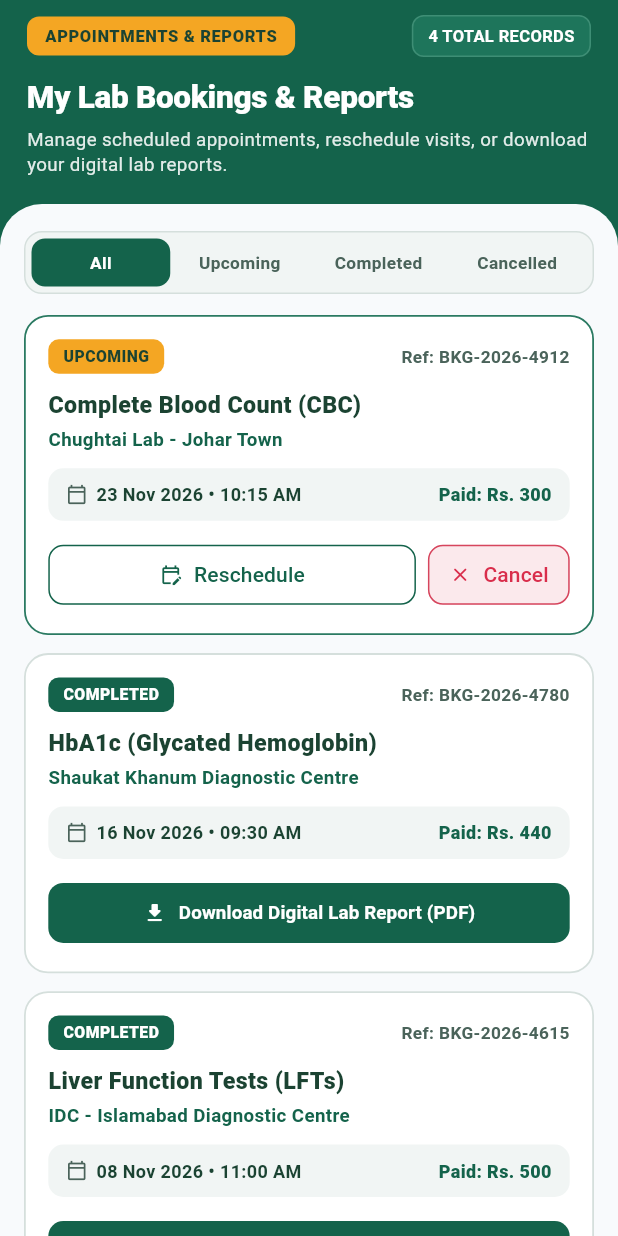
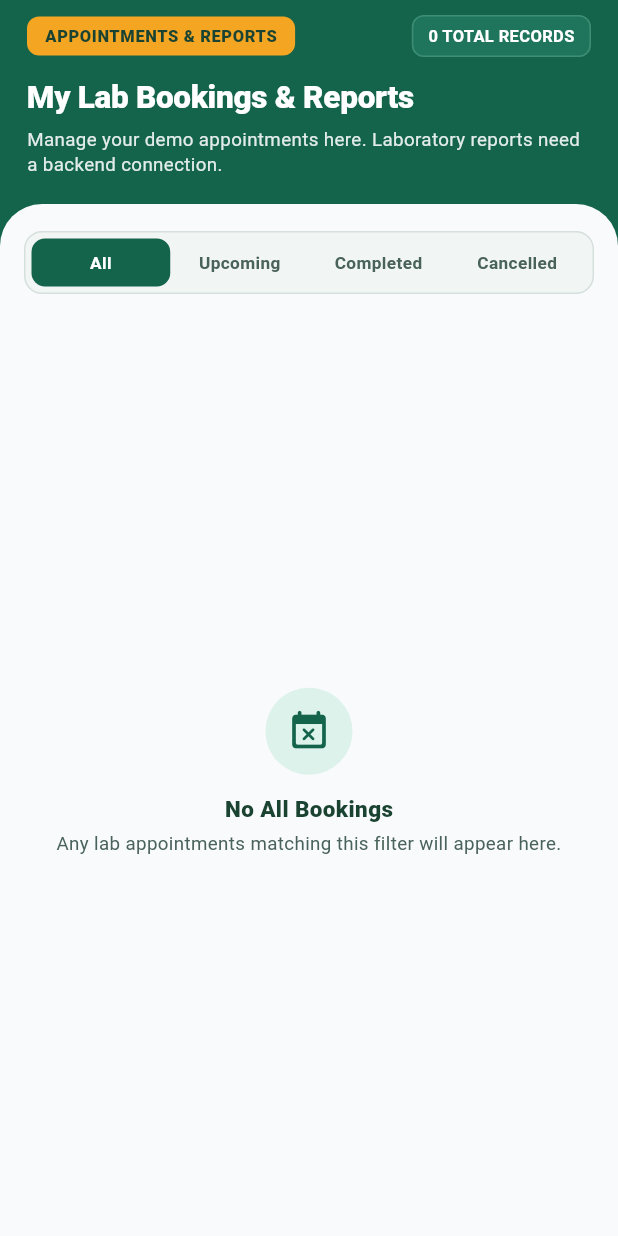
Before and after one commit to huzaifakamran428/CareGrid, a Flutter app: the BookingHistoryScreen screen opened directly, on a phone screen of 412 x 824 dp. Run offline on Flutter 3.47's test engine with Material 3 defaults, Android fonts, the phone set to English and light mode, and no system bars.

Commit message:
feat(bookings): sync booking history with form and enable demo cancel/reschedule
Remove disconnected hard-coded appointments, confirm cancellation and avoid
claiming simulated PDF downloads are real.

```diff
--- a/frontend/mobile_app/lib/features/beneficiary/presentation/screens/booking_history_screen.dart
+++ b/frontend/mobile_app/lib/features/beneficiary/presentation/screens/booking_history_screen.dart
@@ -1,5 +1,7 @@
 // ignore_for_file: deprecated_member_use
 import 'package:flutter/material.dart';
+import '../state/booking_demo_store.dart';
+import 'booking_screen.dart';
 
 class BookingHistoryScreen extends StatefulWidget {
   const BookingHistoryScreen({super.key});
@@ -36,58 +38,24 @@ class _BookingHistoryScreenState extends State<BookingHistoryScreen> {
   String _selectedTab = 'All';
   final List _tabs = ['All', 'Upcoming', 'Completed', 'Cancelled'];
 
-  final List _bookings = [
-    {
-      'bookingRef': 'BKG-2026-4912',
-      'testName': 'Complete Blood Count (CBC)',
-      'labName': 'Chughtai Lab - Johar Town',
-      'date': '23 Nov 2026',
-      'timeSlot': '10:15 AM',
-      'status': 'Upcoming',
-      'originalPrice': 1500,
-      'payableAmount': 300,
-      'subsidyPercent': 80,
-      'reportReady': false,
-    },
-    {
-      'bookingRef': 'BKG-2026-4780',
-      'testName': 'HbA1c (Glycated Hemoglobin)',
-      'labName': 'Shaukat Khanum Diagnostic Centre',
-      'date': '16 Nov 2026',
-      'timeSlot': '09:30 AM',
-      'status': 'Completed',
-      'originalPrice': 2200,
-      'payableAmount': 440,
-      'subsidyPercent': 80,
-      'reportReady': true,
-      'reportFile': 'CBC_Report_AyeshaBibi_16Nov.pdf',
-    },
-    {
-      'bookingRef': 'BKG-2026-4615',
-      'testName': 'Liver Function Tests (LFTs)',
-      'labName': 'IDC - Islamabad Diagnostic Centre',
-      'date': '08 Nov 2026',
-      'timeSlot': '11:00 AM',
-      'status': 'Completed',
-      'originalPrice': 2500,
-      'payableAmount': 500,
-      'subsidyPercent': 80,
-      'reportReady': true,
-      'reportFile': 'LFT_Report_AyeshaBibi_08Nov.pdf',
-    },
-    {
-      'bookingRef': 'BKG-2026-4402',
-      'testName': 'Chest X-Ray (PA View)',
-      'labName': 'Chughtai Lab - Township',
-      'date': '02 Nov 2026',
-      'timeSlot': '04:00 PM',
-      'status': 'Cancelled',
-      'originalPrice': 1800,
-      'payableAmount': 360,
-      'subsidyPercent': 80,
-      'reportReady': false,
-    },
-  ];
+  // Shared with the booking form so newly added entries appear here.
+  List<Map<String, dynamic>> get _bookings => bookingDemoStore.bookings;
+
+  @override
+  void initState() {
+    super.initState();
+    bookingDemoStore.addListener(_refresh);
+  }
+
+  @override
+  void dispose() {
+    bookingDemoStore.removeListener(_refresh);
+    super.dispose();
+  }
+
+  void _refresh() {
+    if (mounted) setState(() {});
+  }
 
   List get _filteredBookings {
     if (_selectedTab == 'All') return _bookings;
@@ -108,11 +76,30 @@ class _BookingHistoryScreenState extends State<BookingHistoryScreen> {
     );
   }
 
-  void _cancelBooking(Map booking) {
-    setState(() {
-      booking['status'] = 'Cancelled';
-    });
-    _showSnack('Appointment ${booking['bookingRef']} cancelled');
+  Future<void> _cancelBooking(Map booking) async {
+    final reference = booking['bookingRef'].toString();
+    final confirmed = await showDialog<bool>(
+      context: context,
+      builder: (dialogContext) => AlertDialog(
+        title: const Text('Cancel demo appointment?'),
+        content: Text('Cancel $reference? You can create a new booking later.'),
+        actions: [
+          TextButton(
+            onPressed: () => Navigator.pop(dialogContext, false),
+            child: const Text('Keep booking'),
+          ),
+          FilledButton(
+            onPressed: () => Navigator.pop(dialogContext, true),
+            child: const Text('Cancel appointment'),
+          ),
+        ],
+      ),
+    );
+    if (!mounted || confirmed != true) return;
+    final cancelled = bookingDemoStore.cancel(reference);
+    _showSnack(cancelled
+        ? 'Demo appointment $reference cancelled'
+        : 'This appointment can no longer be cancelled');
   }
 
   @override
@@ -238,7 +225,7 @@ class _BookingHistoryScreenState extends State<BookingHistoryScreen> {
           ),
           const SizedBox(height: 4),
           Text(
-            'Manage scheduled appointments, reschedule visits, or download your digital lab reports.',
+            'Manage your demo appointments here. Laboratory reports need a backend connection.',
             style: TextStyle(
               color: Colors.white.withValues(alpha: 0.88),
               fontSize: 12.5,
@@ -426,8 +413,14 @@ class _BookingHistoryScreenState extends State<BookingHistoryScreen> {
               children: [
                 Expanded(
                   child: OutlinedButton.icon(
-                    onPressed: () => _showSnack(
-                        'Rescheduling ${booking['bookingRef']}...'),
+                    onPressed: () => Navigator.of(context).push(
+                      MaterialPageRoute<void>(
+                        builder: (_) => BookingScreen(
+                          test: Map<String, dynamic>.from(booking),
+                          rescheduleReference: booking['bookingRef'].toString(),
+                        ),
+                      ),
+                    ),
                     icon: const Icon(Icons.edit_calendar_outlined, size: 15),
                     label: const Text('Reschedule'),
                     style: OutlinedButton.styleFrom(
@@ -466,10 +459,10 @@ class _BookingHistoryScreenState extends State<BookingHistoryScreen> {
               width: double.infinity,
               child: ElevatedButton.icon(
                 onPressed: () => _showSnack(
-                    'Downloading ${booking['reportFile']}'),
+                    'PDF report download requires backend integration'),
                 icon: const Icon(Icons.download_rounded, size: 16),
                 label: const Text(
-                  'Download Digital Lab Report (PDF)',
+                  'View Lab Report (demo unavailable)',
                   style: TextStyle(fontSize: 12.5, fontWeight: FontWeight.w700),
                 ),
                 style: ElevatedButton.styleFrom(
```
